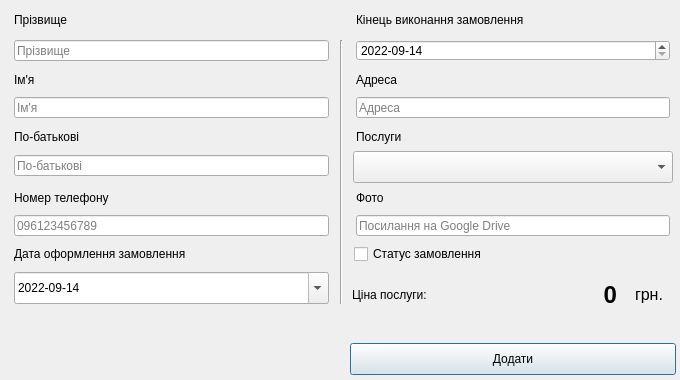
Vakulex/CourseWork, file PhotoJournalistAdminPanel/AddUserData/adduserdata.ui: the form before one commit.
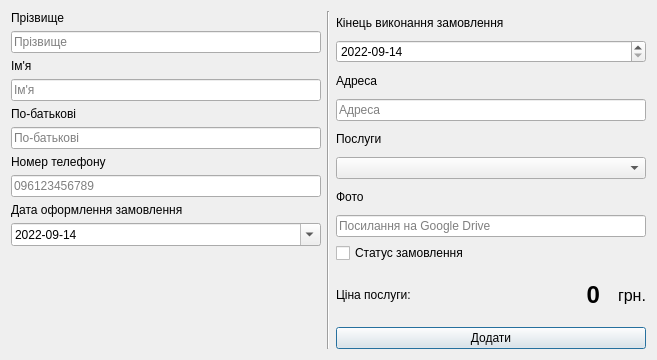
The form after the commit.

```diff
--- a/PhotoJournalistAdminPanel/AddUserData/adduserdata.ui
+++ b/PhotoJournalistAdminPanel/AddUserData/adduserdata.ui
@@ -6,119 +6,198 @@
    <rect>
     <x>0</x>
     <y>0</y>
-    <width>680</width>
-    <height>380</height>
+    <width>657</width>
+    <height>360</height>
    </rect>
   </property>
   <property name="windowTitle">
    <string>Додати користувача</string>
   </property>
-  <widget class="QLabel" name="label_9">
-   <property name="geometry">
-    <rect>
-     <x>356</x>
-     <y>128</y>
-     <width>314</width>
-     <height>17</height>
-    </rect>
-   </property>
+  <layout class="QHBoxLayout" name="horizontalLayout">
+   <item>
+    <layout class="QVBoxLayout" name="verticalLayout">
+     <item>
+      <layout class="QVBoxLayout" name="verticalLayout_2">
+       <item>
+        <widget class="QLabel" name="label_4">
+         <property name="text">
+          <string>Прізвище</string>
+         </property>
+        </widget>
+       </item>
+       <item>
+        <widget class="QLineEdit" name="SurnameLineEdit">
+         <property name="inputMask">
+          <string/>
+         </property>
+         <property name="maxLength">
+          <number>32</number>
+         </property>
+         <property name="placeholderText">
+          <string>Прізвище</string>
+         </property>
+        </widget>
+       </item>
+      </layout>
+     </item>
+     <item>
+      <layout class="QVBoxLayout" name="verticalLayout_3">
+       <item>
+        <widget class="QLabel" name="label_2">
    <property name="text">
-    <string>Послуги</string>
-   </property>
-  </widget>
+          <string>Ім'я</string>
+         </property>
+        </widget>
+       </item>
+       <item>
+        <widget class="QLineEdit" name="NameLineEdit">
+         <property name="inputMask">
+          <string/>
+         </property>
+         <property name="maxLength">
+          <number>32</number>
+         </property>
+         <property name="placeholderText">
+          <string>Ім'я</string>
+         </property>
+        </widget>
+       </item>
+      </layout>
+     </item>
+     <item>
+      <layout class="QVBoxLayout" name="verticalLayout_4">
+       <item>
+        <widget class="QLabel" name="label_3">
+         <property name="text">
+          <string>По-батькові</string>
+         </property>
+        </widget>
+       </item>
+       <item>
+        <widget class="QLineEdit" name="MiddleNameLineEdit">
+         <property name="inputMask">
+          <string/>
+         </property>
+         <property name="maxLength">
+          <number>32</number>
+         </property>
+         <property name="placeholderText">
+          <string>По-батькові</string>
+         </property>
+        </widget>
+       </item>
+      </layout>
+     </item>
+     <item>
+      <layout class="QVBoxLayout" name="verticalLayout_5">
+       <item>
+        <widget class="QLabel" name="label_5">
+         <property name="text">
+          <string>Номер телефону</string>
+         </property>
+        </widget>
+       </item>
+       <item>
   <widget class="QLineEdit" name="PhoneNumberLineEdit">
-   <property name="geometry">
-    <rect>
-     <x>14</x>
-     <y>215</y>
-     <width>315</width>
-     <height>21</height>
-    </rect>
-   </property>
    <property name="placeholderText">
     <string>096123456789</string>
    </property>
   </widget>
-  <widget class="QLabel" name="label_2">
-   <property name="geometry">
-    <rect>
-     <x>14</x>
-     <y>71</y>
-     <width>315</width>
-     <height>18</height>
-    </rect>
-   </property>
+       </item>
+      </layout>
+     </item>
+     <item>
+      <layout class="QVBoxLayout" name="verticalLayout_6">
+       <item>
+        <widget class="QLabel" name="label">
    <property name="text">
-    <string>Ім'я</string>
-   </property>
-  </widget>
-  <widget class="QLabel" name="label_4">
-   <property name="geometry">
-    <rect>
-     <x>14</x>
-     <y>11</y>
-     <width>315</width>
-     <height>17</height>
-    </rect>
-   </property>
-   <property name="text">
-    <string>Прізвище</string>
-   </property>
-  </widget>
-  <widget class="QLineEdit" name="PhotoPathLineEdit">
-   <property name="geometry">
-    <rect>
-     <x>356</x>
-     <y>215</y>
-     <width>314</width>
-     <height>21</height>
-    </rect>
-   </property>
-   <property name="placeholderText">
-    <string>Посилання на Google Drive</string>
-   </property>
-  </widget>
+          <string>Дата оформлення замовлення</string>
+         </property>
+        </widget>
+       </item>
+       <item>
+        <widget class="QDateEdit" name="StartDateEdit">
+         <property name="minimumDate">
+          <date>
+           <year>2022</year>
+           <month>9</month>
+           <day>14</day>
+          </date>
+         </property>
+         <property name="displayFormat">
+          <string>yyyy-MM-dd</string>
+         </property>
+         <property name="calendarPopup">
+          <bool>true</bool>
+         </property>
+        </widget>
+       </item>
+      </layout>
+     </item>
+     <item>
+      <layout class="QVBoxLayout" name="verticalLayout_13">
+       <item>
+        <spacer name="verticalSpacer">
+         <property name="orientation">
+          <enum>Qt::Vertical</enum>
+         </property>
+         <property name="sizeHint" stdset="0">
+          <size>
+           <width>20</width>
+           <height>40</height>
+          </size>
+         </property>
+        </spacer>
+       </item>
+      </layout>
+     </item>
+    </layout>
+   </item>
+   <item>
+    <widget class="Line" name="line">
+     <property name="orientation">
+      <enum>Qt::Vertical</enum>
+     </property>
+    </widget>
+   </item>
+   <item>
+    <layout class="QVBoxLayout" name="verticalLayout_7">
+     <item>
+      <layout class="QVBoxLayout" name="verticalLayout_8">
+       <item>
   <widget class="QLabel" name="label_7">
-   <property name="geometry">
-    <rect>
-     <x>356</x>
-     <y>11</y>
-     <width>314</width>
-     <height>17</height>
-    </rect>
-   </property>
    <property name="text">
     <string>Кінець виконання замовлення</string>
    </property>
   </widget>
-  <widget class="QLineEdit" name="NameLineEdit">
-   <property name="geometry">
-    <rect>
-     <x>14</x>
-     <y>97</y>
-     <width>315</width>
-     <height>21</height>
-    </rect>
-   </property>
-   <property name="inputMask">
-    <string/>
-   </property>
-   <property name="maxLength">
-    <number>32</number>
-   </property>
-   <property name="placeholderText">
-    <string>Ім'я</string>
-   </property>
-  </widget>
+       </item>
+       <item>
+        <widget class="QDateEdit" name="EndOrderDate">
+         <property name="minimumDate">
+          <date>
+           <year>2022</year>
+           <month>9</month>
+           <day>14</day>
+          </date>
+         </property>
+         <property name="displayFormat">
+          <string>yyyy-MM-dd</string>
+         </property>
+        </widget>
+       </item>
+      </layout>
+     </item>
+     <item>
+      <layout class="QVBoxLayout" name="verticalLayout_9">
+       <item>
+        <widget class="QLabel" name="label_6">
+         <property name="text">
+          <string>Адреса</string>
+         </property>
+        </widget>
+       </item>
+       <item>
   <widget class="QLineEdit" name="AdressLineEdit">
-   <property name="geometry">
-    <rect>
-     <x>356</x>
-     <y>97</y>
-     <width>314</width>
-     <height>21</height>
-    </rect>
-   </property>
    <property name="maxLength">
     <number>64</number>
    </property>
@@ -126,28 +205,62 @@
     <string>Адреса</string>
    </property>
   </widget>
-  <widget class="QLabel" name="label">
-   <property name="geometry">
-    <rect>
-     <x>14</x>
-     <y>246</y>
-     <width>315</width>
-     <height>16</height>
-    </rect>
-   </property>
+       </item>
+      </layout>
+     </item>
+     <item>
+      <layout class="QVBoxLayout" name="verticalLayout_10">
+       <item>
+        <widget class="QLabel" name="label_9">
+         <property name="text">
+          <string>Послуги</string>
+         </property>
+        </widget>
+       </item>
+       <item>
+        <widget class="QComboBox" name="ServiceComboBox">
+         <property name="currentText">
+          <string/>
+         </property>
+         <property name="currentIndex">
+          <number>-1</number>
+         </property>
+         <property name="maxVisibleItems">
+          <number>12</number>
+         </property>
+         <property name="placeholderText">
+          <string>Послуги</string>
+         </property>
+        </widget>
+       </item>
+      </layout>
+     </item>
+     <item>
+      <layout class="QVBoxLayout" name="verticalLayout_11">
+       <item>
+        <widget class="QLabel" name="label_8">
    <property name="text">
-    <string>Дата оформлення замовлення</string>
-   </property>
-  </widget>
-  <widget class="QWidget" name="layoutWidget">
-   <property name="geometry">
-    <rect>
-     <x>352</x>
-     <y>279</y>
-     <width>311</width>
-     <height>31</height>
-    </rect>
-   </property>
+          <string>Фото</string>
+         </property>
+        </widget>
+       </item>
+       <item>
+        <widget class="QLineEdit" name="PhotoPathLineEdit">
+         <property name="placeholderText">
+          <string>Посилання на Google Drive</string>
+         </property>
+        </widget>
+       </item>
+      </layout>
+     </item>
+     <item>
+      <widget class="QCheckBox" name="StatusCheckBox">
+       <property name="text">
+        <string>Статус замовлення</string>
+       </property>
+      </widget>
+     </item>
+     <item>
    <layout class="QHBoxLayout" name="horizontalLayout_2">
     <item>
      <widget class="QLabel" name="label_12">
@@ -195,214 +308,17 @@
      </widget>
     </item>
    </layout>
-  </widget>
-  <widget class="QDateEdit" name="StartDateEdit">
-   <property name="geometry">
-    <rect>
-     <x>14</x>
-     <y>272</y>
-     <width>315</width>
-     <height>32</height>
-    </rect>
-   </property>
-   <property name="minimumDate">
-    <date>
-     <year>2022</year>
-     <month>9</month>
-     <day>14</day>
-    </date>
-   </property>
-   <property name="displayFormat">
-    <string>yyyy-MM-dd</string>
-   </property>
-   <property name="calendarPopup">
-    <bool>true</bool>
-   </property>
-  </widget>
-  <widget class="QLabel" name="label_6">
-   <property name="geometry">
-    <rect>
-     <x>356</x>
-     <y>71</y>
-     <width>314</width>
-     <height>18</height>
-    </rect>
-   </property>
-   <property name="text">
-    <string>Адреса</string>
-   </property>
-  </widget>
-  <widget class="QDateEdit" name="EndOrderDate">
-   <property name="geometry">
-    <rect>
-     <x>356</x>
-     <y>40</y>
-     <width>314</width>
-     <height>21</height>
-    </rect>
-   </property>
-   <property name="minimumDate">
-    <date>
-     <year>2022</year>
-     <month>9</month>
-     <day>14</day>
-    </date>
-   </property>
-   <property name="displayFormat">
-    <string>yyyy-MM-dd</string>
-   </property>
-  </widget>
-  <widget class="QLabel" name="label_8">
-   <property name="geometry">
-    <rect>
-     <x>356</x>
-     <y>189</y>
-     <width>314</width>
-     <height>18</height>
-    </rect>
-   </property>
-   <property name="text">
-    <string>Фото</string>
-   </property>
-  </widget>
+     </item>
+     <item>
   <widget class="QPushButton" name="AddUserButton">
-   <property name="geometry">
-    <rect>
-     <x>350</x>
-     <y>343</y>
-     <width>326</width>
-     <height>32</height>
-    </rect>
-   </property>
    <property name="text">
     <string>Додати</string>
    </property>
   </widget>
-  <widget class="QLineEdit" name="SurnameLineEdit">
-   <property name="geometry">
-    <rect>
-     <x>14</x>
-     <y>40</y>
-     <width>315</width>
-     <height>21</height>
-    </rect>
-   </property>
-   <property name="inputMask">
-    <string/>
-   </property>
-   <property name="maxLength">
-    <number>32</number>
-   </property>
-   <property name="placeholderText">
-    <string>Прізвище</string>
-   </property>
-  </widget>
-  <widget class="QLineEdit" name="MiddleNameLineEdit">
-   <property name="geometry">
-    <rect>
-     <x>14</x>
-     <y>155</y>
-     <width>315</width>
-     <height>21</height>
-    </rect>
-   </property>
-   <property name="inputMask">
-    <string/>
-   </property>
-   <property name="maxLength">
-    <number>32</number>
-   </property>
-   <property name="placeholderText">
-    <string>По-батькові</string>
-   </property>
-  </widget>
-  <widget class="QCheckBox" name="StatusCheckBox">
-   <property name="geometry">
-    <rect>
-     <x>354</x>
-     <y>244</y>
-     <width>325</width>
-     <height>20</height>
-    </rect>
-   </property>
-   <property name="text">
-    <string>Статус замовлення</string>
-   </property>
-  </widget>
-  <widget class="QLabel" name="ErrorLabel">
-   <property name="geometry">
-    <rect>
-     <x>356</x>
-     <y>316</y>
-     <width>314</width>
-     <height>17</height>
-    </rect>
-   </property>
-   <property name="text">
-    <string/>
-   </property>
-  </widget>
-  <widget class="QLabel" name="label_5">
-   <property name="geometry">
-    <rect>
-     <x>14</x>
-     <y>189</y>
-     <width>315</width>
-     <height>18</height>
-    </rect>
-   </property>
-   <property name="text">
-    <string>Номер телефону</string>
-   </property>
-  </widget>
-  <widget class="QComboBox" name="ServiceComboBox">
-   <property name="geometry">
-    <rect>
-     <x>353</x>
-     <y>151</y>
-     <width>320</width>
-     <height>32</height>
-    </rect>
-   </property>
-   <property name="currentText">
-    <string/>
-   </property>
-   <property name="currentIndex">
-    <number>-1</number>
-   </property>
-   <property name="maxVisibleItems">
-    <number>12</number>
-   </property>
-   <property name="placeholderText">
-    <string>Послуги</string>
-   </property>
-  </widget>
-  <widget class="QLabel" name="label_3">
-   <property name="geometry">
-    <rect>
-     <x>14</x>
-     <y>128</y>
-     <width>315</width>
-     <height>17</height>
-    </rect>
-   </property>
-   <property name="text">
-    <string>По-батькові</string>
-   </property>
-  </widget>
-  <widget class="Line" name="line">
-   <property name="geometry">
-    <rect>
-     <x>340</x>
-     <y>40</y>
-     <width>3</width>
-     <height>264</height>
-    </rect>
-   </property>
-   <property name="orientation">
-    <enum>Qt::Vertical</enum>
-   </property>
-  </widget>
+     </item>
+    </layout>
+   </item>
+  </layout>
  </widget>
  <resources/>
  <connections/>
```
Lines whose indentation alone changed are shown as unchanged.
